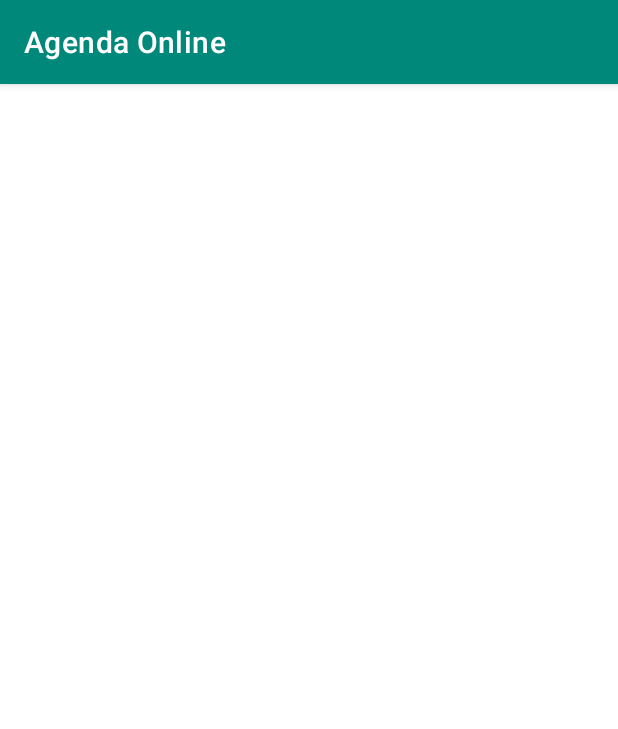
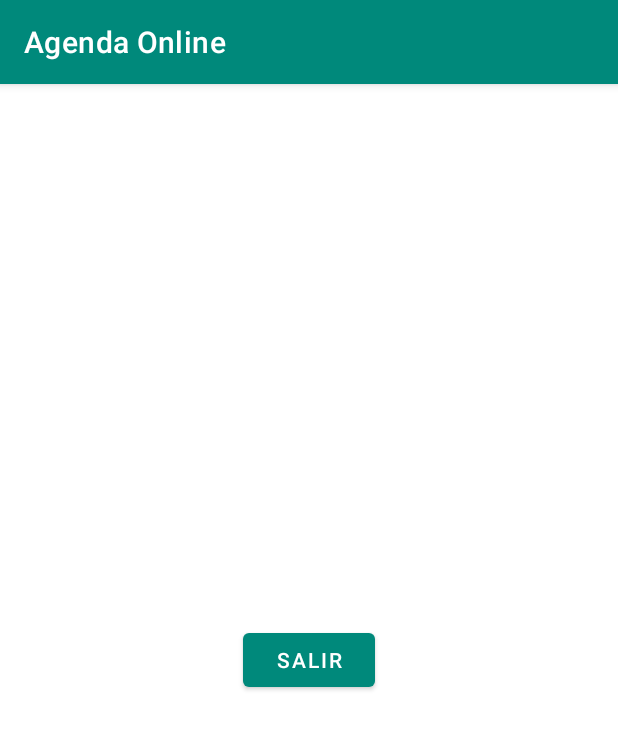
Before and after one commit to V3Ronica1/PROYECTO-FINAL-DAUTE, an Android app: the screen it shows after launch once a user with an empty profile is signed in (MenuPrincipal), on a phone screen of 412 x 824 dp. Shown: the top 729 px of the screen. Run offline under Robolectric (Android 15) with nearby library versions, the light colour scheme and no system bars; our stand-ins replace Firebase (no records; nobody signed in at launch, a user with empty details on screens opened directly).

Commit message:
Cerrar Sesion

```diff
--- a/app/src/main/java/com/MenuPrincipal.java
+++ b/app/src/main/java/com/MenuPrincipal.java
@@ -2,15 +2,45 @@ package com;
 
 import androidx.appcompat.app.AppCompatActivity;
 
+import android.content.Intent;
 import android.os.Bundle;
+import android.view.View;
+import android.widget.Button;
+import android.widget.Toast;
 
+import com.google.firebase.auth.FirebaseAuth;
+import com.google.firebase.auth.FirebaseUser;
 import com.vg.agenda_online.R;
 
 public class MenuPrincipal extends AppCompatActivity {
+
+    Button CerrarSesion;
+    FirebaseAuth firebaseAuth;
+    FirebaseUser user;
+
 
     @Override
     protected void onCreate(Bundle savedInstanceState) {
         super.onCreate(savedInstanceState);
         setContentView(R.layout.activity_menu_principal);
+
+        CerrarSesion=findViewById(R.id.Cerrarsesion);
+        firebaseAuth=FirebaseAuth.getInstance();
+        user=firebaseAuth.getCurrentUser();
+
+        CerrarSesion.setOnClickListener(new View.OnClickListener() {
+            @Override
+            public void onClick(View view) {
+                SalirAplicacion();
+            }
+        });
+
+    }
+
+    private void SalirAplicacion() {
+        firebaseAuth.signOut();
+        startActivity(new Intent(MenuPrincipal.this, MainActivity.class));
+        Toast.makeText(this, "Cerraste sesion exitosamente", Toast.LENGTH_SHORT).show();
+
     }
 }
--- a/app/src/main/res/layout/activity_menu_principal.xml
+++ b/app/src/main/res/layout/activity_menu_principal.xml
@@ -1,9 +1,26 @@
 <?xml version="1.0" encoding="utf-8"?>
-<androidx.constraintlayout.widget.ConstraintLayout xmlns:android="http://schemas.android.com/apk/res/android"
+<RelativeLayout xmlns:android="http://schemas.android.com/apk/res/android"
     xmlns:app="http://schemas.android.com/apk/res-auto"
     xmlns:tools="http://schemas.android.com/tools"
     android:layout_width="match_parent"
     android:layout_height="match_parent"
     tools:context="com.MenuPrincipal">
 
-</androidx.constraintlayout.widget.ConstraintLayout>
+    <androidx.appcompat.widget.LinearLayoutCompat
+        android:layout_width="match_parent"
+        android:layout_height="match_parent"
+        android:gravity="center">
+
+        <Button
+            android:id="@+id/Cerrarsesion"
+            android:layout_width="wrap_content"
+            android:layout_height="wrap_content"
+            android:text="@string/Cerrarsesion"/>
+
+
+    </androidx.appcompat.widget.LinearLayoutCompat>
+
+
+
+
+</RelativeLayout>
--- a/app/src/main/res/values/strings.xml
+++ b/app/src/main/res/values/strings.xml
@@ -15,4 +15,7 @@
     <string name="RegistrarUsuario">Registrar</string>
     <string name="tengounaCuentaTxt">Tengo una Cuenta</string>
 
+    <!--Menu Principal-->
+    <string name="Cerrarsesion">Salir</string>
+
 </resources>
```
